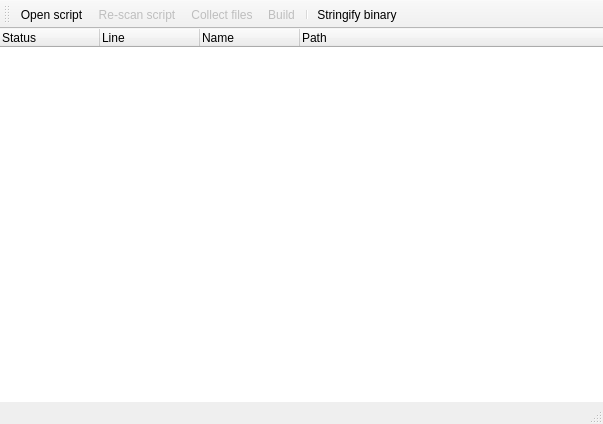
This is DuBuilder/src/mainwindow.ui in RxLaboratory/Duik as Qt 5 draws it before an edit. The edited form follows.
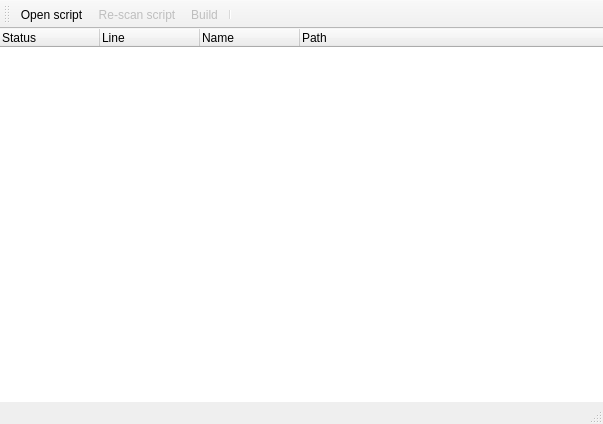
This is the edited form. Icons and pictures are not drawn.

Diff of the .ui file:
```diff
--- a/DuBuilder/src/mainwindow.ui
+++ b/DuBuilder/src/mainwindow.ui
@@ -13,6 +13,9 @@
   <property name="windowTitle">
    <string>Builder</string>
   </property>
+  <property name="toolButtonStyle">
+   <enum>Qt::ToolButtonTextUnderIcon</enum>
+  </property>
   <widget class="QWidget" name="centralWidget">
    <layout class="QVBoxLayout" name="verticalLayout">
     <property name="spacing">
@@ -80,10 +83,8 @@
    </attribute>
    <addaction name="actionOpen_Script"/>
    <addaction name="actionRe_scan_script"/>
-   <addaction name="actionCollect_Files"/>
    <addaction name="actionBuild"/>
    <addaction name="separator"/>
-   <addaction name="actionStringify_Binary"/>
   </widget>
   <widget class="QStatusBar" name="statusBar"/>
   <action name="actionOpen_Script">
```
Left out of the diff: 12 changed lines with no effect on the pictures.
